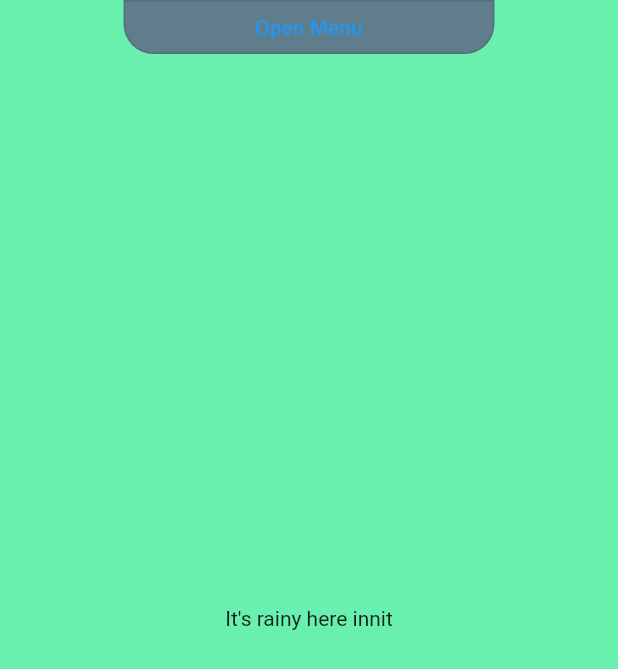
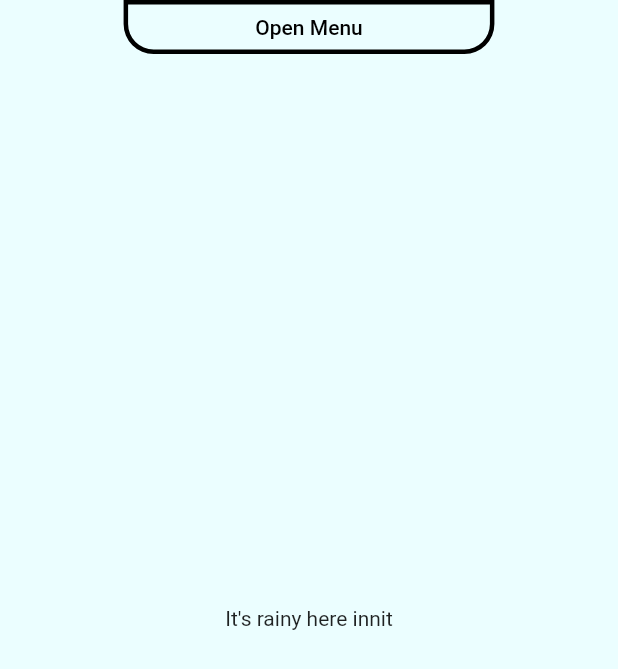
Before and after one commit to tvasuthevan123/TimeScape, a Flutter app: the screen it shows after launch, on a phone screen of 412 x 824 dp. Shown: the top 669 px of the screen. Run offline on Flutter 3.47's test engine with Material 2 defaults, Android fonts, the phone set to English and light mode, and no system bars.

Commit message:
Temp commit

```diff
--- a/lib/main.dart
+++ b/lib/main.dart
@@ -4,10 +4,12 @@ import 'package:provider/provider.dart';
 import 'package:timescape/item_manager.dart';
 import 'package:timescape/list_view.dart';
 import './sliding_app_bar.dart';
+import './custom_tab_bar.dart';
 
 void main() {
   SystemChrome.setSystemUIOverlayStyle(
-    const SystemUiOverlayStyle(statusBarColor: Colors.greenAccent),
+    const SystemUiOverlayStyle(
+        statusBarColor: Color.fromARGB(255, 235, 254, 255)),
   );
   runApp(const MyApp());
 }
@@ -21,9 +23,22 @@ class MyApp extends StatelessWidget {
     return ChangeNotifierProvider(
       create: (context) => ItemManager(),
       child: MaterialApp(
+        debugShowCheckedModeBanner: false,
         title: 'Flutter Demo',
         theme: ThemeData(
-          primarySwatch: Colors.blue,
+          primarySwatch: const MaterialColor(0xFF000000, {
+            50: Colors.black,
+            100: Colors.black,
+            200: Colors.black,
+            300: Colors.black,
+            400: Colors.black,
+            500: Colors.black,
+            600: Colors.black,
+            700: Colors.black,
+            800: Colors.black,
+            900: Colors.black,
+          }),
+          primaryColor: const Color.fromARGB(255, 235, 254, 255),
           platform: TargetPlatform.iOS,
         ),
         home: const MyHomePage(),
@@ -65,7 +80,7 @@ class _MyHomePageState extends State<MyHomePage>
           child: Stack(
             children: [
               Container(
-                  color: Colors.greenAccent,
+                  color: const Color.fromARGB(255, 235, 254, 255),
                   child: SizedBox(
                     height: maxHeight,
                     child: TabBarView(
@@ -93,7 +108,8 @@ class _MyHomePageState extends State<MyHomePage>
                 child: OutlinedButton(
                   style: OutlinedButton.styleFrom(
                       tapTargetSize: MaterialTapTargetSize.shrinkWrap,
-                      backgroundColor: Colors.blueGrey,
+                      backgroundColor: Colors.transparent,
+                      side: const BorderSide(width: 3.0, color: Colors.black),
                       padding: EdgeInsets.zero,
                       shape: const RoundedRectangleBorder(
                         borderRadius: BorderRadius.only(
@@ -114,7 +130,10 @@ class _MyHomePageState extends State<MyHomePage>
               SlidingAppBar(
                 controller: _controller,
                 visible: _isShowing,
-                child: const ExampleTabBar(),
+                child: const Padding(
+                  padding: EdgeInsets.symmetric(horizontal: 20),
+                  child: CustomTabBar(),
+                ),
               )
             ],
           ),
@@ -123,27 +142,3 @@ class _MyHomePageState extends State<MyHomePage>
     );
   }
 }
-
-class ExampleTabBar extends StatelessWidget {
-  const ExampleTabBar({super.key});
-
-  @override
-  Widget build(BuildContext context) {
-    return Container(
-        color: Colors.amber,
-        child: const TabBar(
-          indicatorColor: Colors.transparent,
-          tabs: <Widget>[
-            Tab(
-              icon: Icon(Icons.cloud_outlined),
-            ),
-            Tab(
-              icon: Icon(Icons.beach_access_sharp),
-            ),
-            Tab(
-              icon: Icon(Icons.brightness_5_sharp),
-            ),
-          ],
-        ));
-  }
-}
```
Also changed, not shown: lib/custom_tab_bar.dart (added, +63 -0 lines), lib/main2.dart (deleted, +0 -132 lines), lib/item_block.dart (added).
